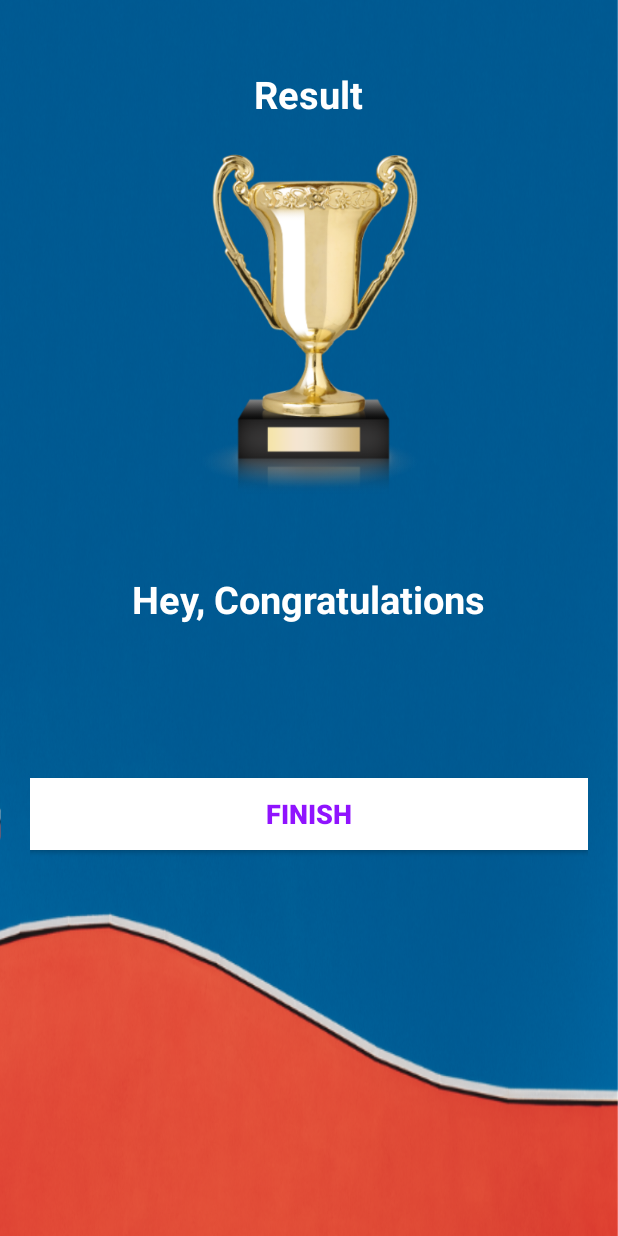
After one commit to AtulYadav01/QuizApp, an Android app: the ResultActivity screen opened directly, with no data from a screen before it, on a phone screen of 412 x 824 dp. The commit adds this screen. Run offline under Robolectric (Android 15) with nearby library versions, the phone set to English and light mode, and no system bars.

Commit message:
Added New Functionality

```diff
--- a/app/src/main/AndroidManifest.xml
+++ b/app/src/main/AndroidManifest.xml
@@ -1,5 +1,6 @@
 <?xml version="1.0" encoding="utf-8"?>
 <manifest xmlns:android="http://schemas.android.com/apk/res/android"
+    xmlns:tools="http://schemas.android.com/tools"
     package="com.atulyadav.quizapp">
 
     <application
@@ -9,7 +10,16 @@
         android:roundIcon="@mipmap/ic_launcher_round"
         android:supportsRtl="true"
         android:theme="@style/AppTheme">
-        <activity android:name=".QuizQuestionActivity">
+        <activity
+            android:name=".ResultActivity"
+
+            android:screenOrientation="portrait"
+            android:theme="@style/NoActionBarTheme">
+
+        </activity>
+        <activity
+            android:name=".QuizQuestionActivity"
+            tools:ignore="ExtraText">
             android:screenOrientation = "potrait" >
         </activity>
         <activity
--- a/app/src/main/java/com/atulyadav/quizapp/QuizQuestionActivity.kt
+++ b/app/src/main/java/com/atulyadav/quizapp/QuizQuestionActivity.kt
@@ -16,6 +16,7 @@ class QuizQuestionActivity : AppCompatActivity(), View.OnClickListener {
     private var mCurrentPosition: Int = 1
     private var mQuestionsList: ArrayList<Question>? = null
     private var mSelectedPosition: Int = 0
+    private var mCorrectAnswers: Int = 0
 
 
     override fun onCreate(savedInstanceState: Bundle?) {
@@ -110,6 +111,8 @@ class QuizQuestionActivity : AppCompatActivity(), View.OnClickListener {
 
                     if (question!!.correctAnswer != mSelectedPosition) {
                         answerView(mSelectedPosition, R.drawable.wrong_option_border_bg)
+                    } else {
+                        mCorrectAnswers++
                     }
                     answerView(question.correctAnswer, R.drawable.correct_option_border_bg)
 
--- /dev/null
+++ b/app/src/main/java/com/atulyadav/quizapp/ResultActivity.kt
@@ -0,0 +1,11 @@
+package com.atulyadav.quizapp
+
+import android.os.Bundle
+import androidx.appcompat.app.AppCompatActivity
+
+class ResultActivity : AppCompatActivity() {
+    override fun onCreate(savedInstanceState: Bundle?) {
+        super.onCreate(savedInstanceState)
+        setContentView(R.layout.activity_result)
+    }
+}
--- /dev/null
+++ b/app/src/main/res/layout/activity_result.xml
@@ -0,0 +1,70 @@
+<?xml version="1.0" encoding="utf-8"?>
+<LinearLayout xmlns:android="http://schemas.android.com/apk/res/android"
+    xmlns:tools="http://schemas.android.com/tools"
+    android:layout_width="match_parent"
+    android:layout_height="match_parent"
+    android:background="@drawable/ic_bg"
+    android:gravity="center_horizontal"
+    android:orientation="vertical"
+    android:padding="20dp"
+    tools:context=".ResultActivity">
+
+    <TextView
+        android:id="@+id/tv_result"
+        android:layout_width="wrap_content"
+        android:layout_height="wrap_content"
+        android:layout_marginTop="25dp"
+        android:text="@string/result"
+        android:textColor="@android:color/white"
+        android:textSize="25sp"
+        android:textStyle="bold" />
+
+
+    <ImageView
+        android:id="@+id/iv_trophy"
+        android:layout_width="300dp"
+        android:layout_height="286dp"
+        android:contentDescription="@string/image"
+        android:src="@drawable/ic_trophy" />
+
+    <TextView
+        android:id="@+id/tv_congrats"
+        android:layout_width="wrap_content"
+        android:layout_height="wrap_content"
+        android:layout_marginTop="16dp"
+        android:text="@string/hey_congratulations"
+        android:textColor="@android:color/white"
+        android:textSize="25sp"
+        android:textStyle="bold" />
+
+
+    <TextView
+        android:id="@+id/tv_name"
+        android:layout_width="wrap_content"
+        android:layout_height="wrap_content"
+        android:layout_marginTop="25dp"
+        android:textColor="@android:color/white"
+        android:textSize="22sp"
+        android:textStyle="bold"
+        tools:text="Username" />
+
+    <TextView
+        android:id="@+id/tv_score"
+        android:layout_width="wrap_content"
+        android:layout_height="wrap_content"
+        android:layout_marginTop="10dp"
+        android:textColor="@android:color/secondary_text_dark"
+        android:textSize="20sp"
+        tools:text="Your Score is 9 out of 10" />
+
+    <Button
+        android:id="@+id/btn_finish"
+        android:layout_width="match_parent"
+        android:layout_height="wrap_content"
+        android:layout_marginTop="10dp"
+        android:background="@android:color/white"
+        android:text="@string/finish"
+        android:textColor="@color/colorPrimary"
+        android:textSize="18sp"
+        android:textStyle="bold" />
+</LinearLayout>
--- a/app/src/main/res/values/strings.xml
+++ b/app/src/main/res/values/strings.xml
@@ -6,4 +6,8 @@
     <string name="start">Start</string>
     <string name="name">Name</string>
     <string name="which_country_does_this_flag_belongs_to">Which Country does this Flag belongs to?</string>
+    <string name="result">Result</string>
+    <string name="image">image</string>
+    <string name="hey_congratulations">Hey, Congratulations</string>
+    <string name="finish">FINISH</string>
 </resources>
```
Also changed, not shown: app/src/main/res/drawable-v24/ic_trophy.png (added).
